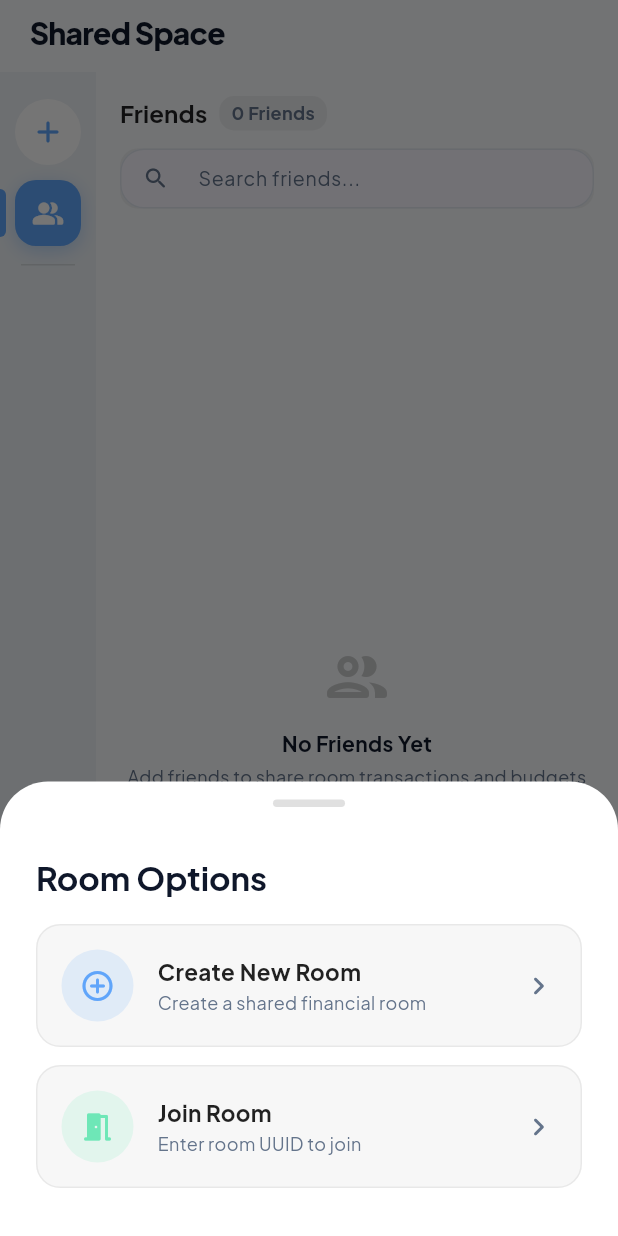
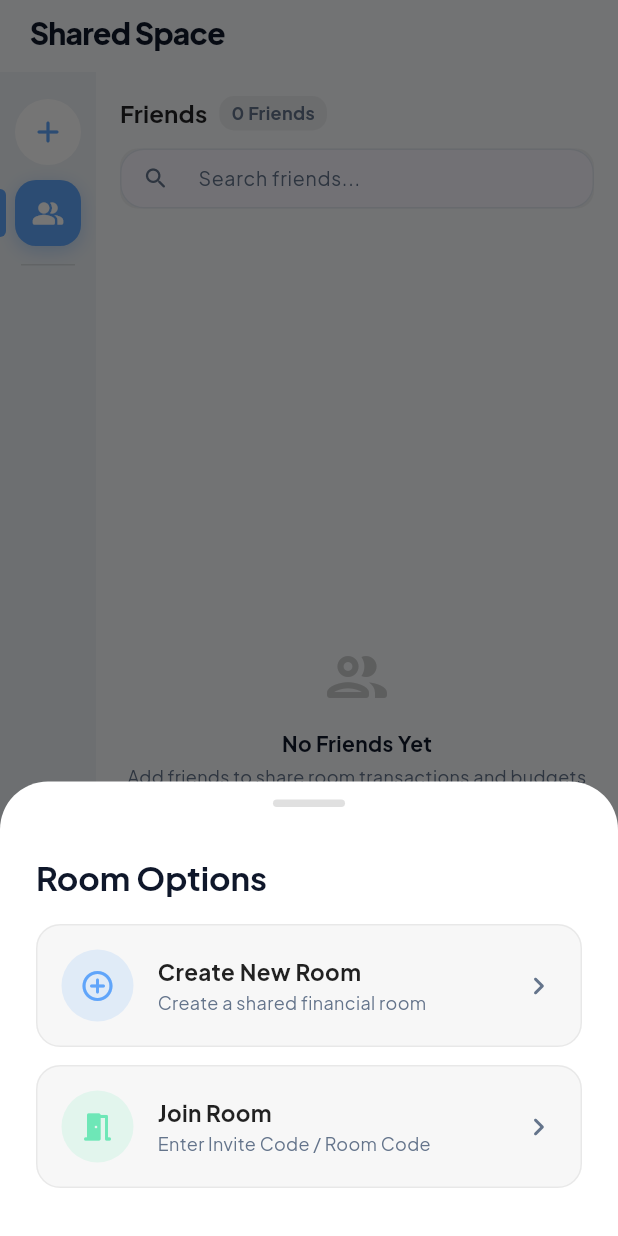
Before and after one commit to Justdhif/cuan_buddy, a Flutter app: the SharedScreen screen opened by its route, after a tap on the "add" icon, on a phone screen of 412 x 824 dp. Run offline on Flutter 3.47's test engine with Material 3 defaults, Android fonts, the phone set to English and light mode, and no system bars; our stand-ins replace cached_network_image, dio, emoji_picker_flutter, file_picker, firebase_core, firebase_messaging and 15 more; missing offline and left inert: home_widget, record; accounts and stored records are empty; network calls fail.

Commit message:
refactor(transactions): simplify transaction retrieval logic and remove unused membership checks feat(localization): update appearance menu description for clarity refactor(bottom_nav): remove manual chevron behavior and simplify navigation logic fix(shared): update room join prompt for better clarity refactor(transaction_card): streamline badge display logic fix(transaction_calendar): adjust marquee settings for better text overflow handling

```diff
--- a/frontend_app/mobile/lib/core/l10n/app_localizations_en.dart
+++ b/frontend_app/mobile/lib/core/l10n/app_localizations_en.dart
@@ -901,7 +901,7 @@ class AppLocalizationsEn extends AppLocalizations {
   @override
   String get appearanceMenu => 'Appearance';
   @override
-  String get appearanceMenuDesc => 'Theme, app language';
+  String get appearanceMenuDesc => 'Theme, color, language & app preferences';
   @override
   String get manageCategoriesDesc => 'Manage transaction categories';
   @override
--- a/frontend_app/mobile/lib/core/l10n/app_localizations_id.dart
+++ b/frontend_app/mobile/lib/core/l10n/app_localizations_id.dart
@@ -906,7 +906,7 @@ class AppLocalizationsId extends AppLocalizations {
   @override
   String get appearanceMenu => 'Tampilan';
   @override
-  String get appearanceMenuDesc => 'Tema, bahasa aplikasi';
+  String get appearanceMenuDesc => 'Tema, warna, bahasa & preferensi aplikasi';
   @override
   String get manageCategoriesDesc => 'Kelola kategori transaksi';
   @override
--- a/frontend_app/mobile/lib/core/providers/weather_provider.dart
+++ b/frontend_app/mobile/lib/core/providers/weather_provider.dart
@@ -1,6 +1,5 @@
 import 'package:flutter_riverpod/flutter_riverpod.dart';
 import '../services/weather_service.dart';
-import '../l10n/app_localizations.dart';
 import 'language_provider.dart';
 
 final weatherServiceProvider = Provider<WeatherService>((ref) {
--- a/frontend_app/mobile/lib/core/routes/home_shell.dart
+++ b/frontend_app/mobile/lib/core/routes/home_shell.dart
@@ -28,7 +28,6 @@ class _HomeShellState extends ConsumerState<HomeShell> with TickerProviderStateM
   bool _isPageChangingFromSwipe = false;
 
   bool _isNavBarVisible = true;
-  bool _isChevronVisible = false;
   Timer? _pauseTimer;
 
   @override
@@ -56,7 +55,6 @@ class _HomeShellState extends ConsumerState<HomeShell> with TickerProviderStateM
       _isPageChangingFromSwipe = false;
       setState(() {
         _isNavBarVisible = true;
-        _isChevronVisible = false;
       });
     }
   }
@@ -71,10 +69,9 @@ class _HomeShellState extends ConsumerState<HomeShell> with TickerProviderStateM
 
   void _onScrollNotification(ScrollNotification notification, BottomNavBehavior behavior) {
     if (behavior == BottomNavBehavior.alwaysVisible) {
-      if (!_isNavBarVisible || _isChevronVisible) {
+      if (!_isNavBarVisible) {
         setState(() {
           _isNavBarVisible = true;
-          _isChevronVisible = false;
         });
       }
       return;
@@ -89,10 +86,9 @@ class _HomeShellState extends ConsumerState<HomeShell> with TickerProviderStateM
 
     if (isAtEdge) {
       _pauseTimer?.cancel();
-      if (!_isNavBarVisible || _isChevronVisible) {
+      if (!_isNavBarVisible) {
         setState(() {
           _isNavBarVisible = true;
-          _isChevronVisible = false;
         });
       }
       return;
@@ -104,10 +100,9 @@ class _HomeShellState extends ConsumerState<HomeShell> with TickerProviderStateM
         _pauseTimer?.cancel();
 
         if (behavior == BottomNavBehavior.autoShowOnPause) {
-          if (_isNavBarVisible || _isChevronVisible) {
+          if (_isNavBarVisible) {
             setState(() {
               _isNavBarVisible = false;
-              _isChevronVisible = false;
             });
           }
 
@@ -115,21 +110,9 @@ class _HomeShellState extends ConsumerState<HomeShell> with TickerProviderStateM
             if (mounted) {
               setState(() {
                 _isNavBarVisible = true;
-                _isChevronVisible = false;
               });
             }
           });
-        } else if (behavior == BottomNavBehavior.manualChevron) {
-          if (_isNavBarVisible) {
-            setState(() {
-              _isNavBarVisible = false;
-              _isChevronVisible = true;
-            });
-          } else if (!_isChevronVisible) {
-            setState(() {
-              _isChevronVisible = true;
-            });
-          }
         }
       }
     } else if (notification is UserScrollNotification) {
@@ -140,7 +123,6 @@ class _HomeShellState extends ConsumerState<HomeShell> with TickerProviderStateM
           if (mounted) {
             setState(() {
               _isNavBarVisible = true;
-              _isChevronVisible = false;
             });
           }
         });
@@ -148,20 +130,11 @@ class _HomeShellState extends ConsumerState<HomeShell> with TickerProviderStateM
     }
   }
 
-  void _toggleChevron() {
-    setState(() {
-      _isNavBarVisible = !_isNavBarVisible;
-    });
-  }
-
   @override
   Widget build(BuildContext context) {
     final navBehavior = ref.watch(bottomNavBehaviorProvider);
-    final bottomPadding = MediaQuery.of(context).padding.bottom;
-    final double bottomMargin = bottomPadding > 0 ? bottomPadding : 12;
 
     final showNavBar = navBehavior == BottomNavBehavior.alwaysVisible || _isNavBarVisible;
-    final showChevron = navBehavior == BottomNavBehavior.manualChevron && _isChevronVisible;
 
     return Scaffold(
       extendBody: true,
@@ -174,10 +147,9 @@ class _HomeShellState extends ConsumerState<HomeShell> with TickerProviderStateM
               _onScrollNotification(notification, navBehavior);
               return false;
             },
-            child: FadeTransition(
-              opacity: _fadeController,
             child: PageView(
               controller: _pageController,
+              physics: const NeverScrollableScrollPhysics(),
               onPageChanged: (index) {
                 if (index != widget.navigationShell.currentIndex) {
                   _isPageChangingFromSwipe = true;
@@ -188,63 +160,6 @@ class _HomeShellState extends ConsumerState<HomeShell> with TickerProviderStateM
                 }
               },
               children: widget.children,
-              ),
-            ),
-          ),
-
-          if (navBehavior == BottomNavBehavior.manualChevron)
-            Positioned(
-              bottom: showNavBar ? (64 + bottomMargin + 12) : (bottomMargin + 12),
-              child: IgnorePointer(
-                ignoring: !showChevron,
-                child: AnimatedSlide(
-                  duration: const Duration(milliseconds: 280),
-                  curve: Curves.easeInOutCubic,
-                  offset: showChevron ? Offset.zero : const Offset(0, 2.5),
-                  child: AnimatedOpacity(
-                    duration: const Duration(milliseconds: 220),
-                    opacity: showChevron ? 1.0 : 0.0,
-                    child: Material(
-                      color: Colors.transparent,
-                      elevation: 8,
-                      shape: const CircleBorder(),
-                      child: InkWell(
-                        onTap: _toggleChevron,
-                        customBorder: const CircleBorder(),
-                        child: Container(
-                          width: 46,
-                          height: 46,
-                          decoration: BoxDecoration(
-                            shape: BoxShape.circle,
-                            color: Theme.of(context).brightness == Brightness.dark
-                                ? const Color(0xFF1E2A38).withValues(alpha: 0.95)
-                                : Colors.white.withValues(alpha: 0.98),
-                            border: Border.all(
-                              color: Theme.of(context).brightness == Brightness.dark
-                                  ? Colors.white.withValues(alpha: 0.3)
-                                  : Colors.black.withValues(alpha: 0.15),
-                              width: 1.5,
-                            ),
-                            boxShadow: [
-                              BoxShadow(
-                                color: Colors.black.withValues(alpha: 0.25),
-                                blurRadius: 14,
-                                offset: const Offset(0, 4),
-                              ),
-                            ],
-                          ),
-                          child: Icon(
-                            showNavBar
-                                ? Icons.keyboard_arrow_down_rounded
-                                : Icons.keyboard_arrow_up_rounded,
-                            color: AppColors.primary,
-                            size: 28,
-                          ),
-                        ),
-                      ),
-                    ),
-                  ),
-                ),
             ),
           ),
         ],
--- a/frontend_app/mobile/lib/features/dashboard/presentation/screens/dashboard_screen.dart
+++ b/frontend_app/mobile/lib/features/dashboard/presentation/screens/dashboard_screen.dart
@@ -31,7 +31,6 @@ import '../../../transactions/presentation/widgets/ai_voice_sheet.dart';
 import '../../../transactions/presentation/widgets/ai_scan_sheet.dart';
 import '../../../transactions/presentation/providers/transaction_provider.dart';
 import '../../../../core/providers/weather_provider.dart';
-import '../../../../core/services/weather_service.dart';
 
 class DashboardScreen extends ConsumerStatefulWidget {
   const DashboardScreen({super.key});
--- a/frontend_app/mobile/lib/features/profile/presentation/screens/theme_language_screen.dart
+++ b/frontend_app/mobile/lib/features/profile/presentation/screens/theme_language_screen.dart
@@ -388,9 +388,7 @@ class _BottomNavBehaviorPickerSheet extends StatelessWidget {
                       Icon(
                         behavior == BottomNavBehavior.alwaysVisible
                             ? Icons.visibility_rounded
-                            : (behavior == BottomNavBehavior.autoShowOnPause
-                                ? Icons.auto_awesome_rounded
-                                : Icons.touch_app_rounded),
+                            : Icons.swap_vert_rounded,
                         size: 28,
                         color: isSelected ? AppColors.primary : null,
                       ),
--- a/frontend_app/mobile/lib/features/shared/presentation/screens/shared_screen.dart
+++ b/frontend_app/mobile/lib/features/shared/presentation/screens/shared_screen.dart
@@ -753,8 +753,8 @@ class _SharedScreenState extends ConsumerState<SharedScreen> {
                             const SizedBox(height: 2),
                             Text(
                               l10n.languageCode == 'id'
-                                  ? 'Masukkan UUID / kode akses ruangan'
-                                  : 'Enter room UUID to join',
+                                  ? 'Masukkan Kode Undangan / Kode Room'
+                                  : 'Enter Invite Code / Room Code',
                               style: TextStyle(
                                 fontSize: 12,
                                 color: isDark
```
Also changed, not shown: frontend_app/mobile/lib/core/providers/bottom_nav_behavior_provider.dart (+5 -18 lines), frontend_app/mobile/lib/features/dashboard/presentation/widgets/ai_insight_card.dart (+0 -14 lines), frontend_app/mobile/lib/features/shared/widgets/transaction_card.dart (+6 -9 lines), frontend_app/mobile/lib/features/transactions/presentation/widgets/transaction_calendar.dart (+9 -7 lines), 1 other file. Lines whose indentation alone changed are shown as unchanged.
